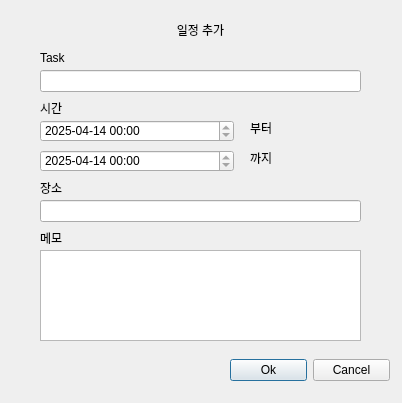
kky107102/qt_scheduler, file editscheduledialog.ui: the form before one commit.
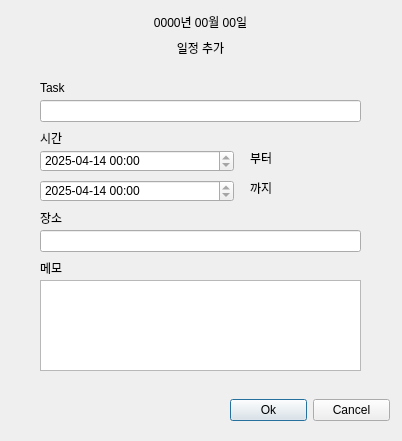
The form after the commit.

Commit message: feat: editScheduleDialog 날짜표시 추가

Patch:
```diff
--- a/editscheduledialog.ui
+++ b/editscheduledialog.ui
@@ -7,7 +7,7 @@
     <x>0</x>
     <y>0</y>
     <width>402</width>
-    <height>403</height>
+    <height>441</height>
    </rect>
   </property>
   <property name="windowTitle">
@@ -20,17 +20,20 @@
    <property name="geometry">
     <rect>
      <x>40</x>
-     <y>70</y>
+     <y>100</y>
      <width>321</width>
      <height>22</height>
     </rect>
    </property>
+   <property name="placeholderText">
+    <string/>
+   </property>
   </widget>
   <widget class="QTextEdit" name="memoTextEdit">
    <property name="geometry">
     <rect>
      <x>40</x>
-     <y>250</y>
+     <y>280</y>
      <width>321</width>
      <height>91</height>
     </rect>
@@ -43,17 +46,17 @@
    <property name="geometry">
     <rect>
      <x>40</x>
-     <y>200</y>
-     <width>321</width>
-     <height>22</height>
-    </rect>
-   </property>
-  </widget>
-  <widget class="QLabel" name="label">
-   <property name="geometry">
-    <rect>
-     <x>40</x>
      <y>230</y>
+     <width>321</width>
+     <height>22</height>
+    </rect>
+   </property>
+  </widget>
+  <widget class="QLabel" name="label">
+   <property name="geometry">
+    <rect>
+     <x>40</x>
+     <y>260</y>
      <width>48</width>
      <height>16</height>
     </rect>
@@ -66,7 +69,7 @@
    <property name="geometry">
     <rect>
      <x>40</x>
-     <y>50</y>
+     <y>80</y>
      <width>48</width>
      <height>16</height>
     </rect>
@@ -79,7 +82,7 @@
    <property name="geometry">
     <rect>
      <x>40</x>
-     <y>180</y>
+     <y>210</y>
      <width>48</width>
      <height>16</height>
     </rect>
@@ -92,7 +95,7 @@
    <property name="geometry">
     <rect>
      <x>40</x>
-     <y>100</y>
+     <y>130</y>
      <width>48</width>
      <height>16</height>
     </rect>
@@ -105,7 +108,7 @@
    <property name="geometry">
     <rect>
      <x>40</x>
-     <y>120</y>
+     <y>150</y>
      <width>194</width>
      <height>22</height>
     </rect>
@@ -143,7 +146,7 @@
      <minute>0</minute>
      <second>0</second>
      <year>2025</year>
-     <month>4</month>
+     <month>1</month>
      <day>1</day>
     </datetime>
    </property>
@@ -155,7 +158,7 @@
    <property name="geometry">
     <rect>
      <x>40</x>
-     <y>150</y>
+     <y>180</y>
      <width>194</width>
      <height>22</height>
     </rect>
@@ -186,7 +189,7 @@
      <minute>0</minute>
      <second>0</second>
      <year>2025</year>
-     <month>4</month>
+     <month>1</month>
      <day>1</day>
     </datetime>
    </property>
@@ -201,7 +204,7 @@
    <property name="geometry">
     <rect>
      <x>250</x>
-     <y>120</y>
+     <y>150</y>
      <width>48</width>
      <height>16</height>
     </rect>
@@ -214,7 +217,7 @@
    <property name="geometry">
     <rect>
      <x>250</x>
-     <y>150</y>
+     <y>180</y>
      <width>48</width>
      <height>16</height>
     </rect>
@@ -223,27 +226,11 @@
     <string>까지</string>
    </property>
   </widget>
-  <widget class="QLabel" name="title">
-   <property name="geometry">
-    <rect>
-     <x>0</x>
-     <y>20</y>
-     <width>401</width>
-     <height>20</height>
-    </rect>
-   </property>
-   <property name="text">
-    <string>일정 추가</string>
-   </property>
-   <property name="alignment">
-    <set>Qt::AlignmentFlag::AlignCenter</set>
-   </property>
-  </widget>
   <widget class="QWidget" name="horizontalLayoutWidget">
    <property name="geometry">
     <rect>
      <x>230</x>
-     <y>350</y>
+     <y>390</y>
      <width>160</width>
      <height>41</height>
     </rect>
@@ -265,6 +252,50 @@
     </item>
    </layout>
   </widget>
+  <widget class="QWidget" name="verticalLayoutWidget">
+   <property name="geometry">
+    <rect>
+     <x>0</x>
+     <y>10</y>
+     <width>401</width>
+     <height>51</height>
+    </rect>
+   </property>
+   <layout class="QVBoxLayout" name="verticalLayout">
+    <item>
+     <widget class="QLabel" name="currentDate">
+      <property name="maximumSize">
+       <size>
+        <width>16777215</width>
+        <height>17</height>
+       </size>
+      </property>
+      <property name="text">
+       <string>0000년 00월 00일</string>
+      </property>
+      <property name="alignment">
+       <set>Qt::AlignmentFlag::AlignCenter</set>
+      </property>
+     </widget>
+    </item>
+    <item>
+     <widget class="QLabel" name="title">
+      <property name="maximumSize">
+       <size>
+        <width>16777215</width>
+        <height>17</height>
+       </size>
+      </property>
+      <property name="text">
+       <string>일정 추가</string>
+      </property>
+      <property name="alignment">
+       <set>Qt::AlignmentFlag::AlignCenter</set>
+      </property>
+     </widget>
+    </item>
+   </layout>
+  </widget>
  </widget>
  <resources/>
  <connections/>
```
The commit also changes 3 other files.
